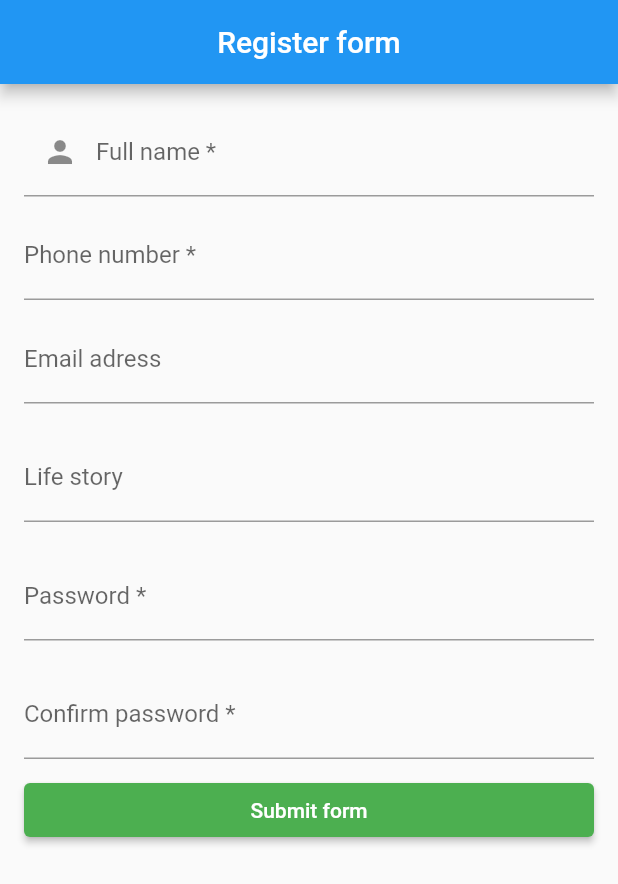
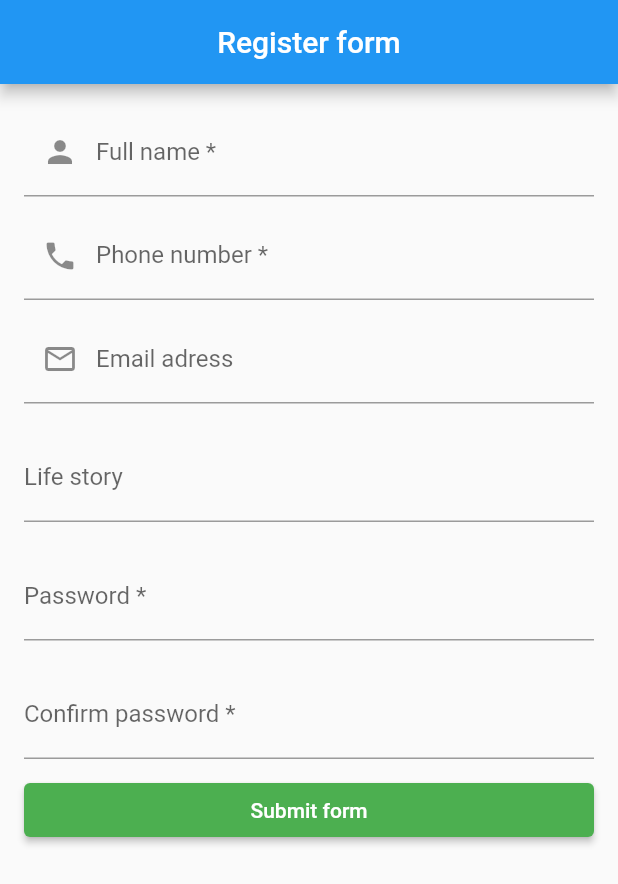
Before and after one commit to GarifullinII/flutter_form, a Flutter app: the screen it shows after launch, on a phone screen of 412 x 824 dp. Shown: the top 884 px of the screen. Run offline on Flutter 3.47's test engine with Material 2 defaults, Android fonts, the phone set to English and light mode, and no system bars.

Commit message:
added hintText and prefixIcon

```diff
--- a/lib/pages/register_form_page.dart
+++ b/lib/pages/register_form_page.dart
@@ -31,14 +31,25 @@ class _RegisterFormPageState extends State<RegisterFormPage> {
             height: 10.0,
           ),
           TextFormField(
-            decoration: InputDecoration(labelText: 'Phone number *'),
+            decoration: InputDecoration(
+              labelText: 'Phone number *',
+              hintText: 'Add your phone number',
+              prefixIcon: Icon(
+                Icons.phone,
+              ),
+            ),
           ),
           SizedBox(
             // создаем отступ между полями
             height: 10.0,
           ),
           TextFormField(
-            decoration: InputDecoration(labelText: 'Email adress'),
+            decoration: InputDecoration(
+                labelText: 'Email adress',
+                hintText: 'Add your email adress',
+                prefixIcon: Icon(
+                  Icons.email_outlined,
+                )),
           ),
           SizedBox(
             // создаем отступ между полями
```
